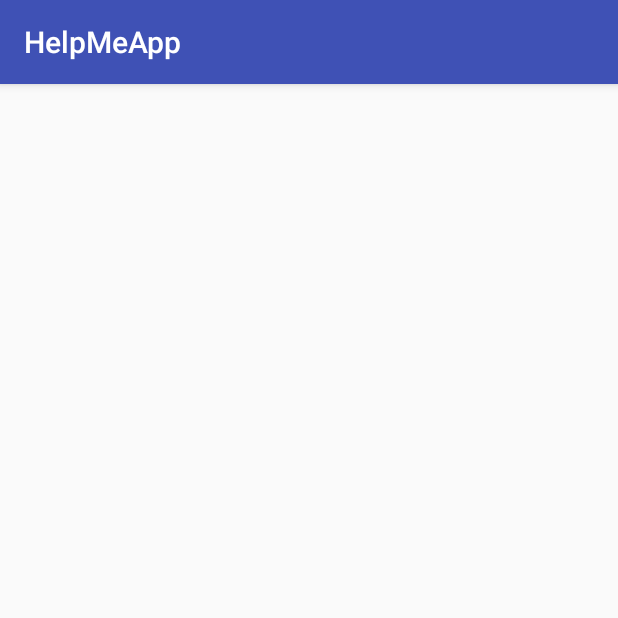
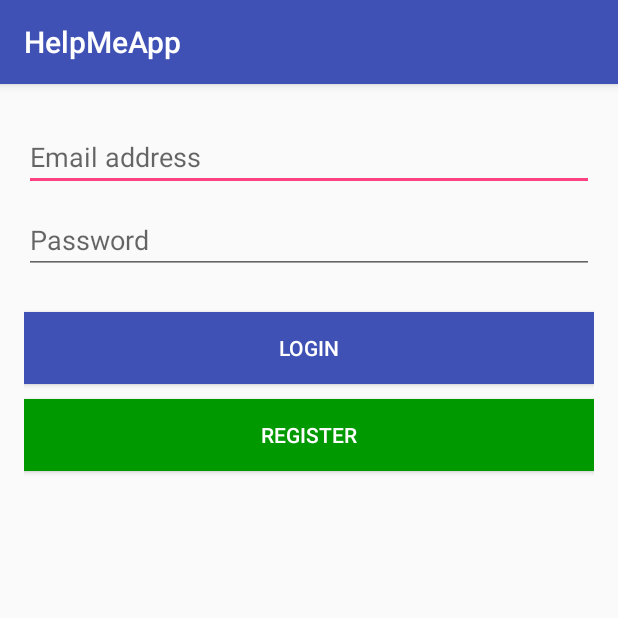
Before and after one commit to prisas/HelpMeApp, an Android app: the LoginActivity screen opened directly, with no data from a screen before it, on a phone screen of 412 x 824 dp, the top half of it. Run offline under Robolectric (Android 15) with nearby library versions, the phone set to English and light mode, and no system bars.

Commit message:
Login Activity Layout Finished

```diff
--- a/App/app/src/main/res/layout/activity_login.xml
+++ b/App/app/src/main/res/layout/activity_login.xml
@@ -1,12 +1,51 @@
 <?xml version="1.0" encoding="utf-8"?>
-<RelativeLayout xmlns:android="http://schemas.android.com/apk/res/android"
+<LinearLayout xmlns:android="http://schemas.android.com/apk/res/android"
     xmlns:tools="http://schemas.android.com/tools"
     android:layout_width="match_parent"
     android:layout_height="match_parent"
+    android:orientation="vertical"
     android:paddingBottom="@dimen/activity_vertical_margin"
     android:paddingLeft="@dimen/activity_horizontal_margin"
     android:paddingRight="@dimen/activity_horizontal_margin"
     android:paddingTop="@dimen/activity_vertical_margin"
     tools:context="com.helpmeapp.gtbcn.helpmeapp.LoginActivity">
 
-</RelativeLayout>
+    <EditText
+        android:layout_width="match_parent"
+        android:layout_height="wrap_content"
+        android:layout_marginTop="10dp"
+        android:inputType="textEmailAddress"
+        android:ems="10"
+        android:id="@+id/userEmail"
+        android:hint="Email address" />
+
+    <EditText
+        android:layout_width="match_parent"
+        android:layout_height="wrap_content"
+        android:layout_marginTop="10dp"
+        android:inputType="textPassword"
+        android:ems="10"
+        android:id="@+id/userPassword"
+        android:hint="Password" />
+
+    <Button
+        android:layout_width="match_parent"
+        android:layout_height="wrap_content"
+        android:layout_marginTop="25dp"
+        android:background="@color/colorPrimary"
+        android:textColor="@color/white"
+        android:text="Login"
+        android:id="@+id/loginButton"
+        android:layout_gravity="center_horizontal" />
+
+    <Button
+        android:layout_width="match_parent"
+        android:layout_height="wrap_content"
+        android:layout_marginTop="10dp"
+        android:background="@color/green"
+        android:textColor="@color/white"
+        android:text="Register"
+        android:id="@+id/RegisterButton"
+        android:layout_gravity="center_horizontal" />
+
+</LinearLayout>
--- a/App/app/src/main/res/layout/activity_main.xml
+++ b/App/app/src/main/res/layout/activity_main.xml
@@ -12,5 +12,6 @@
     <TextView
         android:layout_width="wrap_content"
         android:layout_height="wrap_content"
-        android:text="Hello World!" />
+        android:text="Hello World!"
+        android:id="@+id/textView" />
 </RelativeLayout>
--- a/App/app/src/main/res/values/colors.xml
+++ b/App/app/src/main/res/values/colors.xml
@@ -3,4 +3,6 @@
     <color name="colorPrimary">#3F51B5</color>
     <color name="colorPrimaryDark">#303F9F</color>
     <color name="colorAccent">#FF4081</color>
+    <color name="green">#009900</color>
+    <color name="white">#FFFFFF</color>
 </resources>
```
